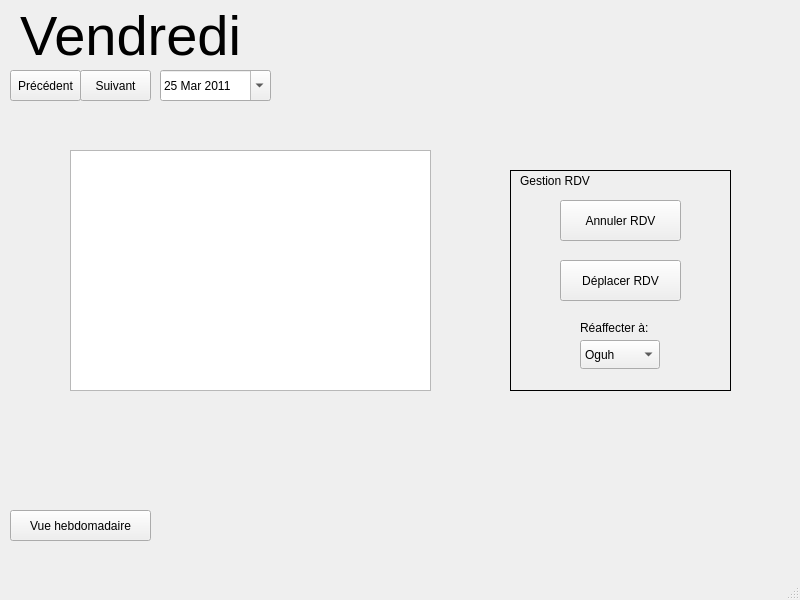
Old version of the form Fenetres/client/agenda-vueQuotidienne.ui in the repository H4413/SOA.
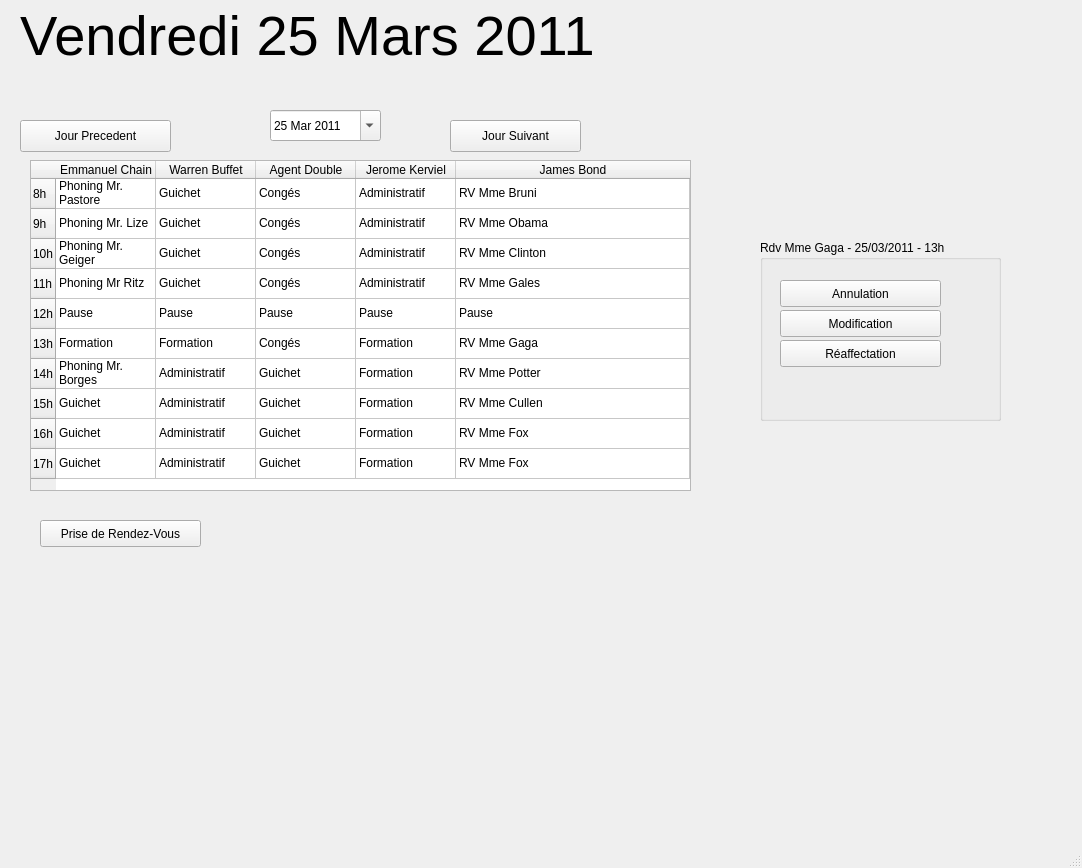
New version of the form. Icons and pictures are not drawn.

Commit message: Agenda vue Quotidienne fini

```diff
--- a/Fenetres/client/agenda-vueQuotidienne.ui
+++ b/Fenetres/client/agenda-vueQuotidienne.ui
@@ -6,8 +6,8 @@
    <rect>
     <x>0</x>
     <y>0</y>
-    <width>800</width>
-    <height>600</height>
+    <width>1082</width>
+    <height>868</height>
    </rect>
   </property>
   <property name="windowTitle">
@@ -17,179 +17,11 @@
    <bool>false</bool>
   </property>
   <widget class="QWidget" name="centralwidget">
-   <widget class="QGraphicsView" name="graphicsView">
-    <property name="geometry">
-     <rect>
-      <x>70</x>
-      <y>150</y>
-      <width>361</width>
-      <height>241</height>
-     </rect>
-    </property>
-    <property name="autoFillBackground">
-     <bool>true</bool>
-    </property>
-   </widget>
-   <widget class="QToolButton" name="toolButton">
-    <property name="geometry">
-     <rect>
-      <x>10</x>
-      <y>70</y>
-      <width>71</width>
-      <height>31</height>
-     </rect>
-    </property>
-    <property name="text">
-     <string>Précédent</string>
-    </property>
-    <property name="icon">
-     <iconset>
-      <normalon>../../../../../../../../../../usr/share/icons/AwOken/clear/24x24/actions/go-previous.png</normalon>
-     </iconset>
-    </property>
-    <property name="iconSize">
-     <size>
-      <width>22</width>
-      <height>22</height>
-     </size>
-    </property>
-   </widget>
-   <widget class="QToolButton" name="toolButton_2">
-    <property name="geometry">
-     <rect>
-      <x>80</x>
-      <y>70</y>
-      <width>71</width>
-      <height>31</height>
-     </rect>
-    </property>
-    <property name="text">
-     <string>Suivant</string>
-    </property>
-    <property name="icon">
-     <iconset>
-      <normalon>../../../../../../../../../../usr/share/icons/AwOken/clear/24x24/actions/go-next.png</normalon>
-     </iconset>
-    </property>
-    <property name="iconSize">
-     <size>
-      <width>22</width>
-      <height>22</height>
-     </size>
-    </property>
-   </widget>
-   <widget class="QToolButton" name="toolButton_3">
-    <property name="geometry">
-     <rect>
-      <x>10</x>
-      <y>510</y>
-      <width>141</width>
-      <height>31</height>
-     </rect>
-    </property>
-    <property name="text">
-     <string>Vue hebdomadaire</string>
-    </property>
-   </widget>
-   <widget class="QFrame" name="frame">
-    <property name="geometry">
-     <rect>
-      <x>510</x>
-      <y>170</y>
-      <width>221</width>
-      <height>221</height>
-     </rect>
-    </property>
-    <property name="frameShape">
-     <enum>QFrame::Box</enum>
-    </property>
-    <property name="frameShadow">
-     <enum>QFrame::Plain</enum>
-    </property>
-    <property name="lineWidth">
-     <number>1</number>
-    </property>
-    <property name="midLineWidth">
-     <number>5</number>
-    </property>
-    <widget class="QToolButton" name="toolButton_4">
-     <property name="geometry">
-      <rect>
-       <x>50</x>
-       <y>30</y>
-       <width>121</width>
-       <height>41</height>
-      </rect>
-     </property>
-     <property name="text">
-      <string>Annuler RDV</string>
-     </property>
-    </widget>
-    <widget class="QToolButton" name="toolButton_5">
-     <property name="geometry">
-      <rect>
-       <x>50</x>
-       <y>90</y>
-       <width>121</width>
-       <height>41</height>
-      </rect>
-     </property>
-     <property name="text">
-      <string>Déplacer RDV</string>
-     </property>
-    </widget>
-    <widget class="QLabel" name="label">
-     <property name="geometry">
-      <rect>
-       <x>70</x>
-       <y>150</y>
-       <width>81</width>
-       <height>16</height>
-      </rect>
-     </property>
-     <property name="text">
-      <string>Réaffecter à: </string>
-     </property>
-    </widget>
-    <widget class="QComboBox" name="comboBox">
-     <property name="geometry">
-      <rect>
-       <x>70</x>
-       <y>170</y>
-       <width>80</width>
-       <height>29</height>
-      </rect>
-     </property>
-     <item>
-      <property name="text">
-       <string>Oguh</string>
-      </property>
-     </item>
-     <item>
-      <property name="text">
-       <string>Rotciv</string>
-      </property>
-     </item>
-    </widget>
-    <widget class="QLabel" name="label_2">
-     <property name="geometry">
-      <rect>
-       <x>10</x>
-       <y>0</y>
-       <width>91</width>
-       <height>21</height>
-      </rect>
-     </property>
-     <property name="text">
-      <string>Gestion RDV</string>
-     </property>
-    </widget>
-   </widget>
    <widget class="QDateEdit" name="dateEdit">
     <property name="geometry">
      <rect>
-      <x>160</x>
-      <y>70</y>
+      <x>270</x>
+      <y>110</y>
       <width>111</width>
       <height>31</height>
      </rect>
@@ -210,7 +42,7 @@
      <rect>
       <x>20</x>
       <y>10</y>
-      <width>251</width>
+      <width>591</width>
       <height>51</height>
      </rect>
     </property>
@@ -220,9 +52,441 @@
      </font>
     </property>
     <property name="text">
-     <string>Vendredi</string>
+     <string>Vendredi 25 Mars 2011</string>
     </property>
    </widget>
+   <widget class="QPushButton" name="pushButton">
+    <property name="geometry">
+     <rect>
+      <x>450</x>
+      <y>120</y>
+      <width>131</width>
+      <height>32</height>
+     </rect>
+    </property>
+    <property name="text">
+     <string>Jour Suivant</string>
+    </property>
+   </widget>
+   <widget class="QPushButton" name="pushButton_2">
+    <property name="geometry">
+     <rect>
+      <x>20</x>
+      <y>120</y>
+      <width>151</width>
+      <height>32</height>
+     </rect>
+    </property>
+    <property name="text">
+     <string>Jour Precedent</string>
+    </property>
+   </widget>
+   <widget class="QTableWidget" name="tableWidget">
+    <property name="geometry">
+     <rect>
+      <x>30</x>
+      <y>160</y>
+      <width>661</width>
+      <height>331</height>
+     </rect>
+    </property>
+    <attribute name="horizontalHeaderMinimumSectionSize">
+     <number>30</number>
+    </attribute>
+    <attribute name="horizontalHeaderStretchLastSection">
+     <bool>true</bool>
+    </attribute>
+    <row>
+     <property name="text">
+      <string>8h</string>
+     </property>
+    </row>
+    <row>
+     <property name="text">
+      <string>9h</string>
+     </property>
+    </row>
+    <row>
+     <property name="text">
+      <string>10h</string>
+     </property>
+    </row>
+    <row>
+     <property name="text">
+      <string>11h</string>
+     </property>
+    </row>
+    <row>
+     <property name="text">
+      <string>12h</string>
+     </property>
+    </row>
+    <row>
+     <property name="text">
+      <string>13h</string>
+     </property>
+    </row>
+    <row>
+     <property name="text">
+      <string>14h</string>
+     </property>
+    </row>
+    <row>
+     <property name="text">
+      <string>15h</string>
+     </property>
+    </row>
+    <row>
+     <property name="text">
+      <string>16h</string>
+     </property>
+    </row>
+    <row>
+     <property name="text">
+      <string>17h</string>
+     </property>
+    </row>
+    <column>
+     <property name="text">
+      <string>Emmanuel Chain</string>
+     </property>
+    </column>
+    <column>
+     <property name="text">
+      <string>Warren Buffet</string>
+     </property>
+    </column>
+    <column>
+     <property name="text">
+      <string>Agent Double</string>
+     </property>
+    </column>
+    <column>
+     <property name="text">
+      <string>Jerome Kerviel</string>
+     </property>
+    </column>
+    <column>
+     <property name="text">
+      <string>James Bond</string>
+     </property>
+    </column>
+    <item row="0" column="0">
+     <property name="text">
+      <string>Phoning Mr. Pastore</string>
+     </property>
+    </item>
+    <item row="0" column="1">
+     <property name="text">
+      <string>Guichet</string>
+     </property>
+    </item>
+    <item row="0" column="2">
+     <property name="text">
+      <string>Congés</string>
+     </property>
+    </item>
+    <item row="0" column="3">
+     <property name="text">
+      <string>Administratif</string>
+     </property>
+    </item>
+    <item row="0" column="4">
+     <property name="text">
+      <string>RV Mme Bruni</string>
+     </property>
+    </item>
+    <item row="1" column="0">
+     <property name="text">
+      <string>Phoning Mr. Lize</string>
+     </property>
+    </item>
+    <item row="1" column="1">
+     <property name="text">
+      <string>Guichet</string>
+     </property>
+    </item>
+    <item row="1" column="2">
+     <property name="text">
+      <string>Congés</string>
+     </property>
+    </item>
+    <item row="1" column="3">
+     <property name="text">
+      <string>Administratif</string>
+     </property>
+    </item>
+    <item row="1" column="4">
+     <property name="text">
+      <string>RV Mme Obama</string>
+     </property>
+    </item>
+    <item row="2" column="0">
+     <property name="text">
+      <string>Phoning Mr. Geiger</string>
+     </property>
+    </item>
+    <item row="2" column="1">
+     <property name="text">
+      <string>Guichet</string>
+     </property>
+    </item>
+    <item row="2" column="2">
+     <property name="text">
+      <string>Congés</string>
+     </property>
+    </item>
+    <item row="2" column="3">
+     <property name="text">
+      <string>Administratif</string>
+     </property>
+    </item>
+    <item row="2" column="4">
+     <property name="text">
+      <string>RV Mme Clinton</string>
+     </property>
+    </item>
+    <item row="3" column="0">
+     <property name="text">
+      <string>Phoning Mr Ritz</string>
+     </property>
+    </item>
+    <item row="3" column="1">
+     <property name="text">
+      <string>Guichet</string>
+     </property>
+    </item>
+    <item row="3" column="2">
+     <property name="text">
+      <string>Congés</string>
+     </property>
+    </item>
+    <item row="3" column="3">
+     <property name="text">
+      <string>Administratif</string>
+     </property>
+    </item>
+    <item row="3" column="4">
+     <property name="text">
+      <string>RV Mme Gales</string>
+     </property>
+    </item>
+    <item row="4" column="0">
+     <property name="text">
+      <string>Pause</string>
+     </property>
+    </item>
+    <item row="4" column="1">
+     <property name="text">
+      <string>Pause</string>
+     </property>
+    </item>
+    <item row="4" column="2">
+     <property name="text">
+      <string>Pause</string>
+     </property>
+    </item>
+    <item row="4" column="3">
+     <property name="text">
+      <string>Pause</string>
+     </property>
+    </item>
+    <item row="4" column="4">
+     <property name="text">
+      <string>Pause</string>
+     </property>
+    </item>
+    <item row="5" column="0">
+     <property name="text">
+      <string>Formation</string>
+     </property>
+    </item>
+    <item row="5" column="1">
+     <property name="text">
+      <string>Formation</string>
+     </property>
+    </item>
+    <item row="5" column="2">
+     <property name="text">
+      <string>Congés</string>
+     </property>
+    </item>
+    <item row="5" column="3">
+     <property name="text">
+      <string>Formation</string>
+     </property>
+    </item>
+    <item row="5" column="4">
+     <property name="text">
+      <string>RV Mme Gaga</string>
+     </property>
+    </item>
+    <item row="6" column="0">
+     <property name="text">
+      <string>Phoning Mr. Borges</string>
+     </property>
+    </item>
+    <item row="6" column="1">
+     <property name="text">
+      <string>Administratif</string>
+     </property>
+    </item>
+    <item row="6" column="2">
+     <property name="text">
+      <string>Guichet</string>
+     </property>
+    </item>
+    <item row="6" column="3">
+     <property name="text">
+      <string>Formation</string>
+     </property>
+    </item>
+    <item row="6" column="4">
+     <property name="text">
+      <string>RV Mme Potter</string>
+     </property>
+    </item>
+    <item row="7" column="0">
+     <property name="text">
+      <string>Guichet</string>
+     </property>
+    </item>
+    <item row="7" column="1">
+     <property name="text">
+      <string>Administratif</string>
+     </property>
+    </item>
+    <item row="7" column="2">
+     <property name="text">
+      <string>Guichet</string>
+     </property>
+    </item>
+    <item row="7" column="3">
+     <property name="text">
+      <string>Formation</string>
+     </property>
+    </item>
+    <item row="7" column="4">
+     <property name="text">
+      <string>RV Mme Cullen</string>
+     </property>
+    </item>
+    <item row="8" column="0">
+     <property name="text">
+      <string>Guichet</string>
+     </property>
+    </item>
+    <item row="8" column="1">
+     <property name="text">
+      <string>Administratif</string>
+     </property>
+    </item>
+    <item row="8" column="2">
+     <property name="text">
+      <string>Guichet</string>
+     </property>
+    </item>
+    <item row="8" column="3">
+     <property name="text">
+      <string>Formation</string>
+     </property>
+    </item>
+    <item row="8" column="4">
+     <property name="text">
+      <string>RV Mme Fox</string>
+     </property>
+    </item>
+    <item row="9" column="0">
+     <property name="text">
+      <string>Guichet</string>
+     </property>
+    </item>
+    <item row="9" column="1">
+     <property name="text">
+      <string>Administratif</string>
+     </property>
+    </item>
+    <item row="9" column="2">
+     <property name="text">
+      <string>Guichet</string>
+     </property>
+    </item>
+    <item row="9" column="3">
+     <property name="text">
+      <string>Formation</string>
+     </property>
+    </item>
+    <item row="9" column="4">
+     <property name="text">
+      <string>RV Mme Fox</string>
+     </property>
+    </item>
+   </widget>
+   <widget class="QPushButton" name="pushButton_3">
+    <property name="geometry">
+     <rect>
+      <x>40</x>
+      <y>520</y>
+      <width>161</width>
+      <height>27</height>
+     </rect>
+    </property>
+    <property name="text">
+     <string>Prise de Rendez-Vous</string>
+    </property>
+   </widget>
+   <widget class="QGroupBox" name="groupBox">
+    <property name="geometry">
+     <rect>
+      <x>760</x>
+      <y>240</y>
+      <width>241</width>
+      <height>181</height>
+     </rect>
+    </property>
+    <property name="title">
+     <string>Rdv Mme Gaga - 25/03/2011 - 13h</string>
+    </property>
+    <widget class="QPushButton" name="pushButton_5">
+     <property name="geometry">
+      <rect>
+       <x>20</x>
+       <y>70</y>
+       <width>161</width>
+       <height>27</height>
+      </rect>
+     </property>
+     <property name="text">
+      <string>Modification</string>
+     </property>
+    </widget>
+    <widget class="QPushButton" name="pushButton_6">
+     <property name="geometry">
+      <rect>
+       <x>20</x>
+       <y>100</y>
+       <width>161</width>
+       <height>27</height>
+      </rect>
+     </property>
+     <property name="text">
+      <string>Réaffectation</string>
+     </property>
+    </widget>
+    <widget class="QPushButton" name="pushButton_4">
+     <property name="geometry">
+      <rect>
+       <x>20</x>
+       <y>40</y>
+       <width>161</width>
+       <height>27</height>
+      </rect>
+     </property>
+     <property name="text">
+      <string>Annulation</string>
+     </property>
+    </widget>
+   </widget>
   </widget>
   <widget class="QMenuBar" name="menubar">
    <property name="geometry">
```
Left out of the diff: 10 changed lines with no effect on the pictures.
